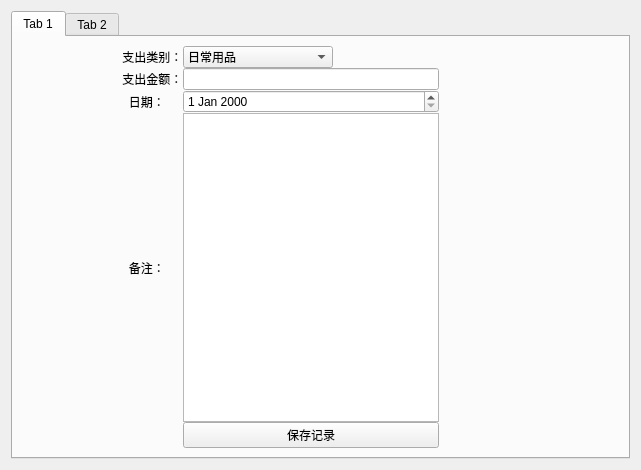
hhyvs111/FileManagement, file FileManagement/Accounting.ui: the form before one commit.
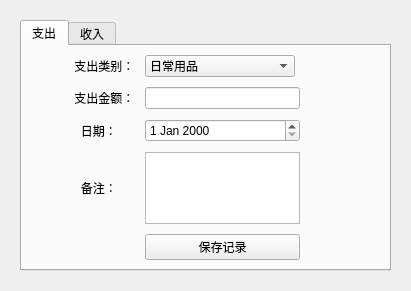
The form after the commit. The open tabs and pages were chosen to show the change.

```diff
--- a/FileManagement/Accounting.ui
+++ b/FileManagement/Accounting.ui
@@ -6,14 +6,26 @@
    <rect>
     <x>0</x>
     <y>0</y>
-    <width>641</width>
-    <height>470</height>
+    <width>411</width>
+    <height>286</height>
    </rect>
   </property>
   <property name="windowTitle">
    <string>Form</string>
   </property>
   <layout class="QVBoxLayout" name="verticalLayout">
+   <property name="leftMargin">
+    <number>20</number>
+   </property>
+   <property name="topMargin">
+    <number>20</number>
+   </property>
+   <property name="rightMargin">
+    <number>20</number>
+   </property>
+   <property name="bottomMargin">
+    <number>20</number>
+   </property>
    <item>
     <widget class="QTabWidget" name="tabWidget">
      <property name="currentIndex">
@@ -21,7 +33,7 @@
      </property>
      <widget class="QWidget" name="adas">
       <attribute name="title">
-       <string>Tab 1</string>
+       <string>支出</string>
       </attribute>
       <layout class="QVBoxLayout" name="verticalLayout_2">
        <item>
@@ -30,7 +42,7 @@
           <enum>QLayout::SetDefaultConstraint</enum>
          </property>
          <property name="spacing">
-          <number>0</number>
+          <number>10</number>
          </property>
          <item row="3" column="3">
           <spacer name="horizontalSpacer_13">
@@ -276,7 +288,7 @@
      </widget>
      <widget class="QWidget" name="tab_4">
       <attribute name="title">
-       <string>Tab 2</string>
+       <string>收入</string>
       </attribute>
       <layout class="QVBoxLayout" name="verticalLayout_3">
        <item>
```
Left out of the diff: 59 changed lines with no effect on the pictures.
